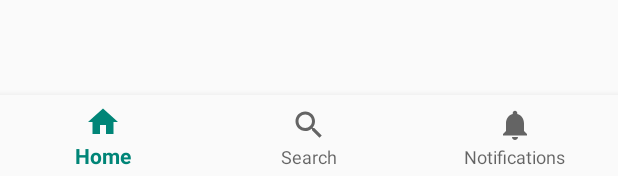
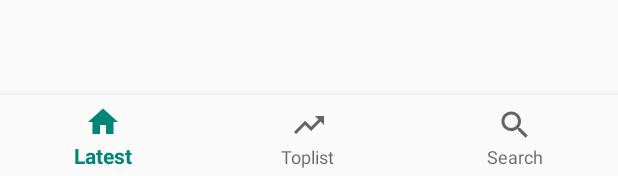
Before and after one commit to prith2014/WallHavenApp, an Android app: the layout activity_main.xml on its own in the app's theme, with its tools: preview values and no code run, on a phone screen of 412 x 824 dp. Shown: the part 1057-1233 px from the top of the screen. Run offline under Robolectric (Android 15) with nearby library versions, the phone set to English and light mode, and no system bars; network calls fail.

Commit message:
Changed bottom navigation to latest, toplist, and search.

```diff
--- a/app/src/main/java/com/example/prithviv/wallhavenapp/activities/MainActivity.java
+++ b/app/src/main/java/com/example/prithviv/wallhavenapp/activities/MainActivity.java
@@ -34,7 +34,7 @@ public class MainActivity extends AppCompatActivity
         @Override
         public boolean onNavigationItemSelected(@NonNull MenuItem item) {
             switch (item.getItemId()) {
-                case R.id.navigation_home:
+                case R.id.navigation_latest:
                     //mTextMessage.setText(R.string.title_home);
                     fm.beginTransaction().hide(active).show(fragmentHome).commit();
                     active = fragmentHome;
@@ -44,7 +44,7 @@ public class MainActivity extends AppCompatActivity
                     fm.beginTransaction().hide(active).show(fragmentSearch).commit();
                     active = fragmentSearch;
                     return true;
-                case R.id.navigation_notifications:
+                case R.id.navigation_toplist:
                     //mTextMessage.setText(R.string.title_notifications);
                     return true;
             }
--- /dev/null
+++ b/app/src/main/res/drawable/ic_trending_up_black_24dp.xml
@@ -0,0 +1,9 @@
+<vector xmlns:android="http://schemas.android.com/apk/res/android"
+        android:width="24dp"
+        android:height="24dp"
+        android:viewportWidth="24.0"
+        android:viewportHeight="24.0">
+    <path
+        android:fillColor="#FF000000"
+        android:pathData="M16,6l2.29,2.29 -4.88,4.88 -4,-4L2,16.59 3.41,18l6,-6 4,4 6.3,-6.29L22,12V6z"/>
+</vector>
--- a/app/src/main/res/menu/bottom_nav_menu.xml
+++ b/app/src/main/res/menu/bottom_nav_menu.xml
@@ -2,18 +2,18 @@
 <menu xmlns:android="http://schemas.android.com/apk/res/android">
 
     <item
-        android:id="@+id/navigation_home"
+        android:id="@+id/navigation_latest"
         android:icon="@drawable/ic_home_black_24dp"
-        android:title="@string/title_home" />
+        android:title="@string/title_latest" />
+
+    <item
+        android:id="@+id/navigation_toplist"
+        android:icon="@drawable/ic_trending_up_black_24dp"
+        android:title="@string/title_toplist" />
 
     <item
         android:id="@+id/search_dashboard"
         android:icon="@drawable/ic_search_black_24dp"
         android:title="@string/title_search" />
 
-    <item
-        android:id="@+id/navigation_notifications"
-        android:icon="@drawable/ic_notifications_black_24dp"
-        android:title="@string/title_notifications" />
-
 </menu>
--- a/app/src/main/res/values/strings.xml
+++ b/app/src/main/res/values/strings.xml
@@ -1,10 +1,8 @@
 <resources>
     <string name="app_name">WallHavenApp</string>
-    <string name="title_home">Home</string>
+    <string name="title_latest">Latest</string>
+    <string name="title_toplist">Toplist</string>
     <string name="title_search">Search</string>
-    <string name="title_notifications">Notifications</string>
     <string name="search_hint">Search…</string>
 
-    <!-- TODO: Remove or change this placeholder text -->
-    <string name="hello_blank_fragment">Hello blank fragment</string>
 </resources>
```
